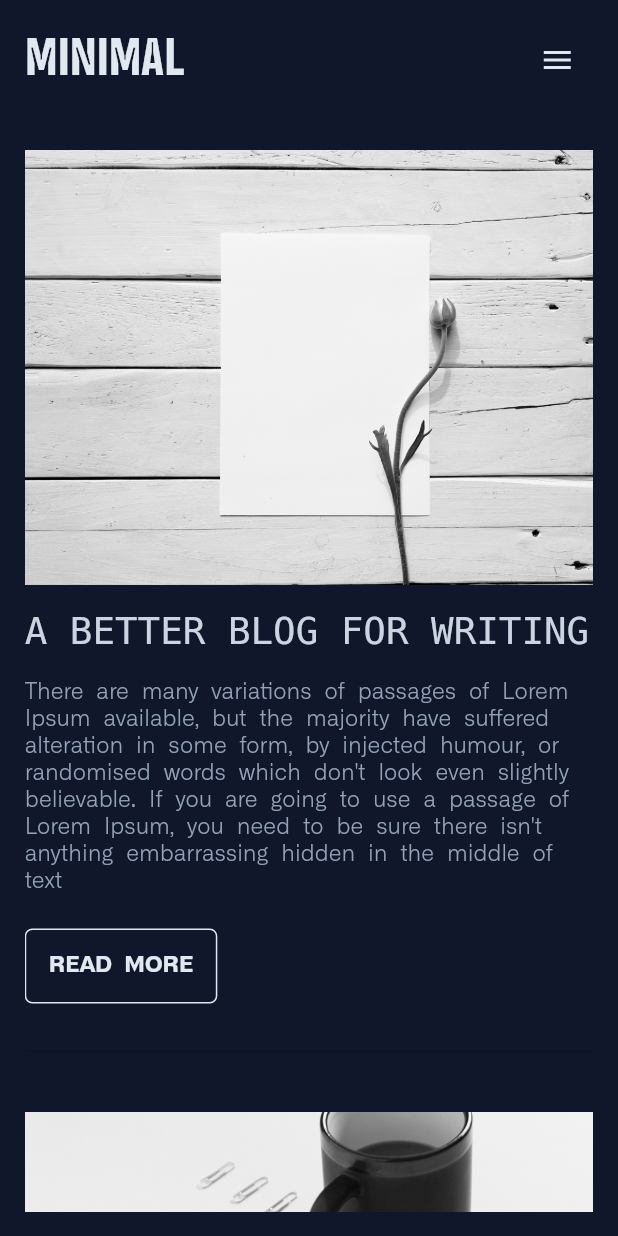
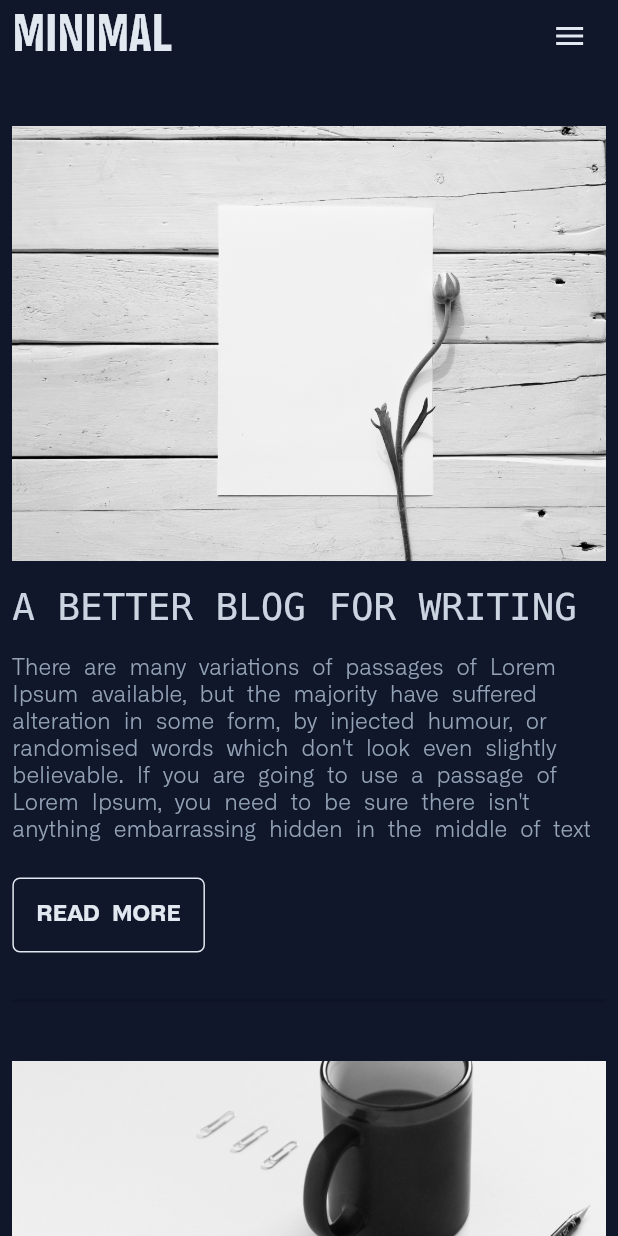
Before and after one commit to rexthecoder/Bamboo, a Flutter app: the screen it shows after launch, on a phone screen of 412 x 824 dp. Run offline on Flutter 3.47's test engine with Material 2 defaults, Android fonts, the phone set to English and light mode, and no system bars; drawn by our look-alikes of auto_size_text; statements that could not run were skipped.

Commit message:
chore: updated cores

```diff
--- a/example/lib/example/minimal/minimal.dart
+++ b/example/lib/example/minimal/minimal.dart
@@ -1,10 +1,9 @@
+import 'package:auto_size_text/auto_size_text.dart';
 import 'package:bamboo/bamboo.dart';
-import 'package:bamboo/widgets/hidden.dart';
 import 'package:example/example/template/colors.dart';
 import 'package:example/example/template/expanded_icon.dart';
 import 'package:example/example/template/helpers.dart';
 import 'package:example/example/template/styles.dart';
-import 'package:example/gen/assets.gen.dart';
 import 'package:flutter/material.dart';
 import 'dart:math' as math;
 
@@ -22,6 +21,7 @@ class _MinimalWebsiteState extends State<MinimalWebsite> {
     return Scaffold(
       backgroundColor: const Color(0xff10172A),
       body: SafeArea(
+        bottom: false,
         child: NotificationListener<ScrollNotification>(
           onNotification: (notification) {
             if (notification is ScrollStartNotification) {
@@ -38,12 +38,12 @@ class _MinimalWebsiteState extends State<MinimalWebsite> {
               horizontal: Bamboo.number(
                 context: context,
                 mobile: 2,
-                desktop: 24,
-                tablet: 18,
-                large: 24,
-                unit: Unit.vmax,
+                desktop: 20,
+                tablet: 2,
+                large: 2,
+                unit: Unit.vw,
               ),
-              vertical: 16,
+              // vertical: 16,
             ),
             child: Column(
               children: [
@@ -53,7 +53,7 @@ class _MinimalWebsiteState extends State<MinimalWebsite> {
                       crossAxisAlignment: CrossAxisAlignment.center,
                       mainAxisAlignment: MainAxisAlignment.spaceBetween,
                       children: [
-                        const Text(
+                        const AutoSizeText(
                           'MINIMAL',
                           style: TextStyles.header,
                         ),
@@ -150,7 +150,7 @@ class PostCards extends StatelessWidget {
         const SizedBox(
           height: 16,
         ),
-        const Text(
+        const AutoSizeText(
           "A BETTER BLOG FOR WRITING",
           style: TextStyles.subHeader,
         ),
@@ -160,6 +160,7 @@ class PostCards extends StatelessWidget {
         const Text(
           "There are many variations of passages of Lorem Ipsum available, but the majority have suffered alteration in some form, by injected humour, or randomised words which don't look even slightly believable. If you are going to use a passage of Lorem Ipsum, you need to be sure there isn't anything embarrassing hidden in the middle of text",
           style: TextStyles.body,
+
         ),
         const SizedBox(
           height: 24,
@@ -167,7 +168,7 @@ class PostCards extends StatelessWidget {
         OutlinedButton(
           style: outlineButtonStyle,
           onPressed: () {},
-          child: const Text('READ MORE'),
+          child: const AutoSizeText('READ MORE'),
         ),
         const SizedBox(
           height: 24,
--- /dev/null
+++ b/example/lib/hello.dart
@@ -0,0 +1,60 @@
+import 'package:flutter/material.dart';
+
+class AutoScaling extends StatelessWidget {
+  final double baseWidth;
+  final Widget child;
+
+  AutoScaling({required this.baseWidth, required this.child});
+
+  @override
+  Widget build(BuildContext context) {
+    // TODO: implement build
+    return Builder(
+      builder: (context) {
+        return AutoScalingSize.baseWidth(
+          context: context,
+          baseWidth: baseWidth,
+          child: child,
+        );
+      },
+    );
+  }
+}
+
+class AutoScalingSize extends InheritedWidget {
+  final double scaleFactor;
+
+  static double? _staticScaleFactor;
+
+  const AutoScalingSize({required this.scaleFactor, required Widget child})
+      : super(child: child);
+
+  factory AutoScalingSize.baseWidth(
+      {required BuildContext context,
+      required double baseWidth,
+      required Widget child}) {
+    _staticScaleFactor = baseWidth /
+        MediaQuery.of(context).size.width *
+        MediaQuery.of(context).devicePixelRatio;
+    return AutoScalingSize(
+      scaleFactor: _staticScaleFactor!,
+      child: child,
+    );
+  }
+
+  @override
+  bool updateShouldNotify(InheritedWidget oldWidget) {
+    // TODO: implement updateShouldNotify
+    return (oldWidget as AutoScalingSize).scaleFactor != scaleFactor;
+  }
+
+  static double scaleSize(BuildContext context, double orignSize) {
+    AutoScalingSize autoScaleSize =
+        context.dependOnInheritedWidgetOfExactType<AutoScalingSize>()!;
+    if (autoScaleSize == null) {
+      return orignSize * _staticScaleFactor!;
+    } else {
+      return orignSize * autoScaleSize.scaleFactor;
+    }
+  }
+}
--- a/example/lib/main.dart
+++ b/example/lib/main.dart
@@ -1,6 +1,7 @@
 import 'package:bamboo/bamboo.dart';
 import 'package:example/example/minimal/minimal.dart';
 import 'package:example/foundation.dart';
+import 'package:example/hello.dart';
 import 'package:flutter/material.dart';
 
 void main() {
@@ -14,13 +15,13 @@ class App extends StatelessWidget {
   @override
   Widget build(BuildContext context) {
     return BambooBreakPoint(
-
       child: MaterialApp(
         debugShowCheckedModeBanner: false,
-        themeMode: ThemeMode.dark,
+        themeMode: ThemeMode.light,
         // showPerformanceOverlay: true,
         title: 'Flutter Demo',
-        home:const MinimalWebsite(),
+        home: AutoScaling(baseWidth: 375,
+        child: const MinimalWebsite()),
         theme: ThemeData(
           primarySwatch: Colors.blue,
         ),
--- a/example/pubspec.yaml
+++ b/example/pubspec.yaml
@@ -40,6 +40,7 @@ dependencies:
   # Add bamboo
   bamboo:
     path: ../
+  auto_size_text: ^3.0.0
 
 
 dev_dependencies:
```
Also changed, not shown: example/pubspec.lock.
